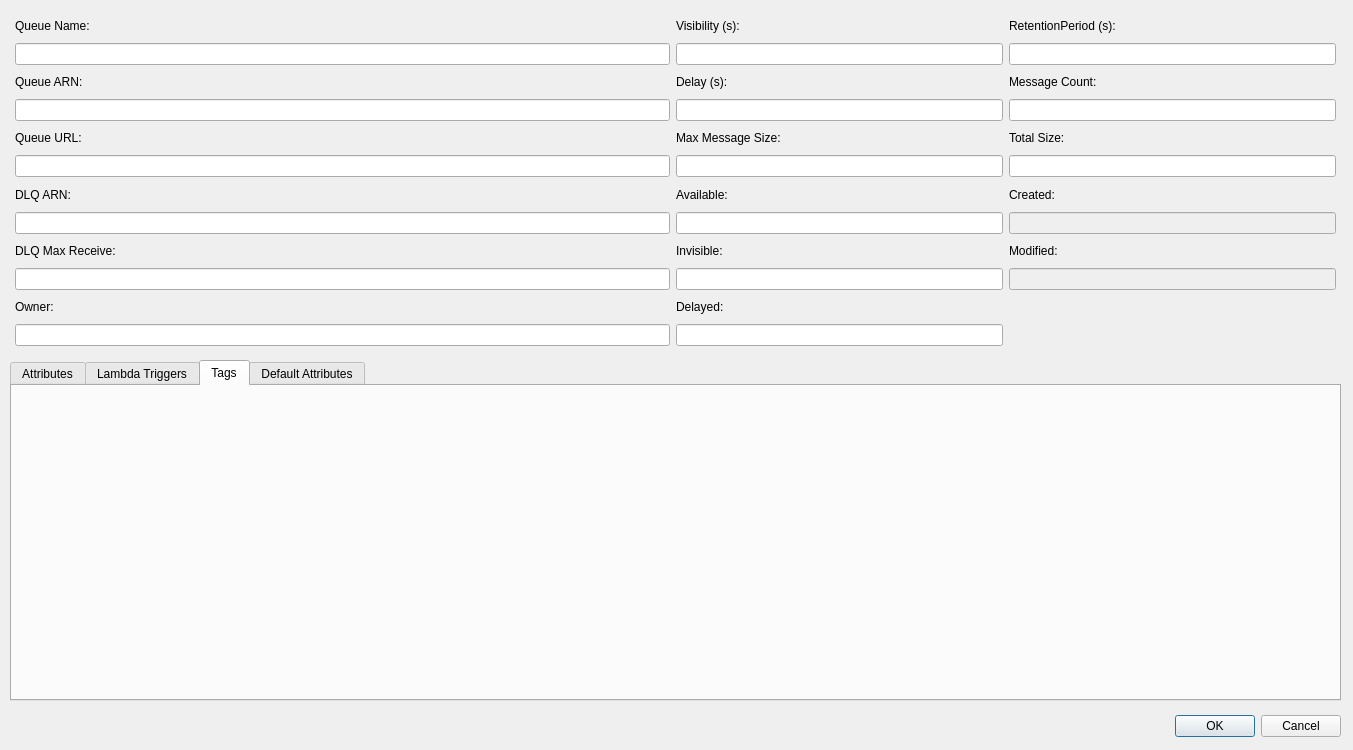
Old version of the form src/modules/sqs/SQSQueueDetailsDialog.ui in the repository jensvogt/awsmock-qt-ui.
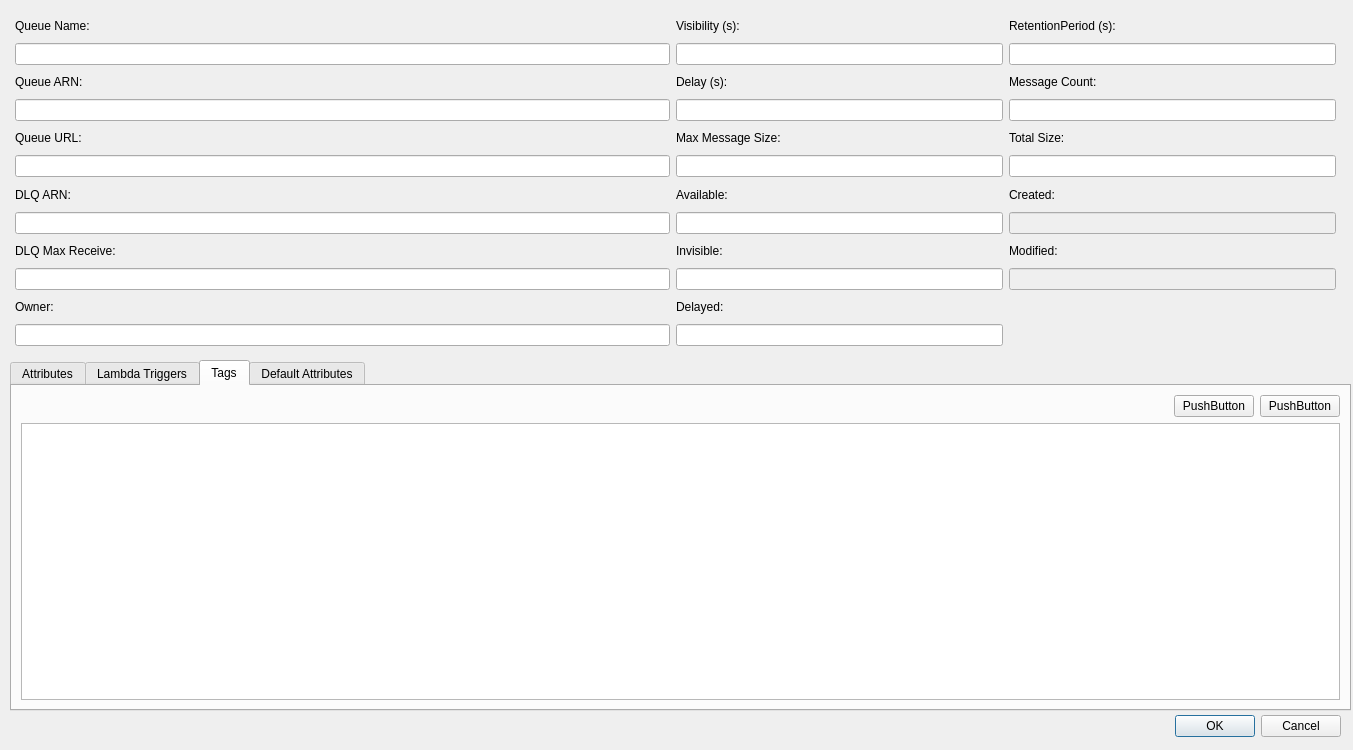
New version of the form. The open tabs and pages were chosen to show the change.

Commit message: fix: fix SQS queue tagging

Patch:
```diff
--- a/src/modules/sqs/SQSQueueDetailsDialog.ui
+++ b/src/modules/sqs/SQSQueueDetailsDialog.ui
@@ -321,8 +321,8 @@
     <rect>
      <x>10</x>
      <y>360</y>
-     <width>1331</width>
-     <height>341</height>
+     <width>1341</width>
+     <height>351</height>
     </rect>
    </property>
    <property name="currentIndex">
@@ -448,6 +448,42 @@
     <attribute name="title">
      <string>Tags</string>
     </attribute>
+    <layout class="QVBoxLayout" name="verticalLayout">
+     <item>
+      <layout class="QHBoxLayout" name="horizontalLayout_4">
+       <item>
+        <spacer name="horizontalSpacer_4">
+         <property name="orientation">
+          <enum>Qt::Orientation::Horizontal</enum>
+         </property>
+         <property name="sizeHint" stdset="0">
+          <size>
+           <width>40</width>
+           <height>20</height>
+          </size>
+         </property>
+        </spacer>
+       </item>
+       <item>
+        <widget class="QPushButton" name="tagsAddButton">
+         <property name="text">
+          <string>PushButton</string>
+         </property>
+        </widget>
+       </item>
+       <item>
+        <widget class="QPushButton" name="tagsRefreshButton">
+         <property name="text">
+          <string>PushButton</string>
+         </property>
+        </widget>
+       </item>
+      </layout>
+     </item>
+     <item>
+      <widget class="QTableView" name="tagsTable"/>
+     </item>
+    </layout>
    </widget>
    <widget class="QWidget" name="defaultAttributeTab">
     <attribute name="title">
```
Left out of the diff: 2 changed lines with no effect on the pictures. The commit also changes 13 other files.
